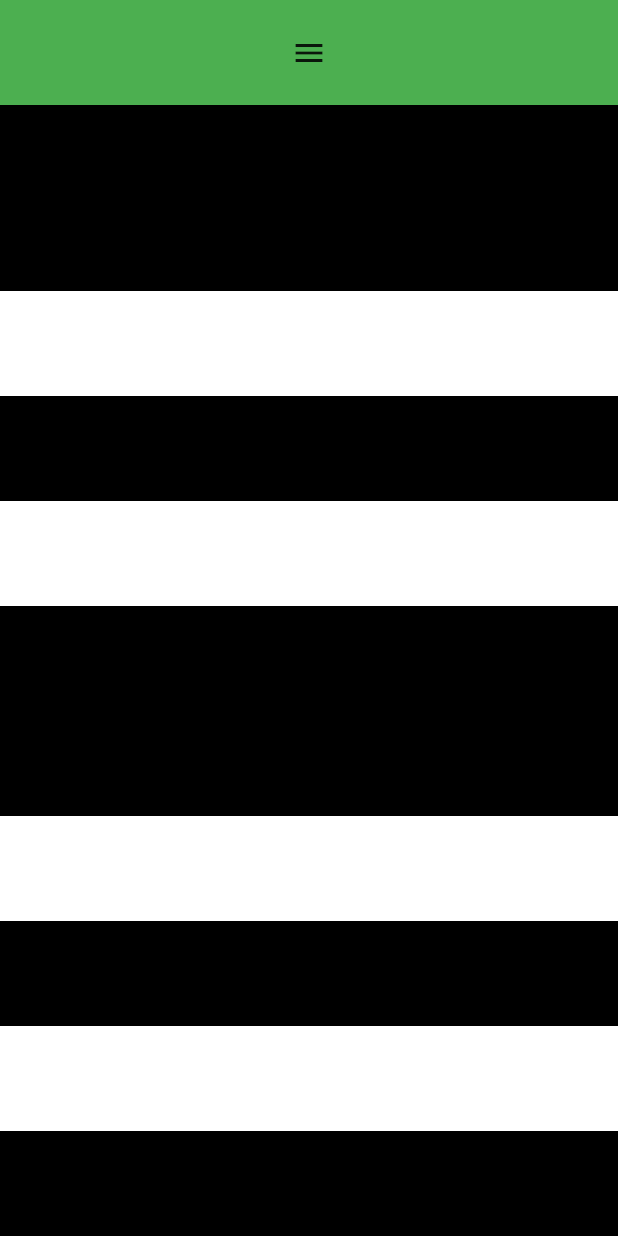
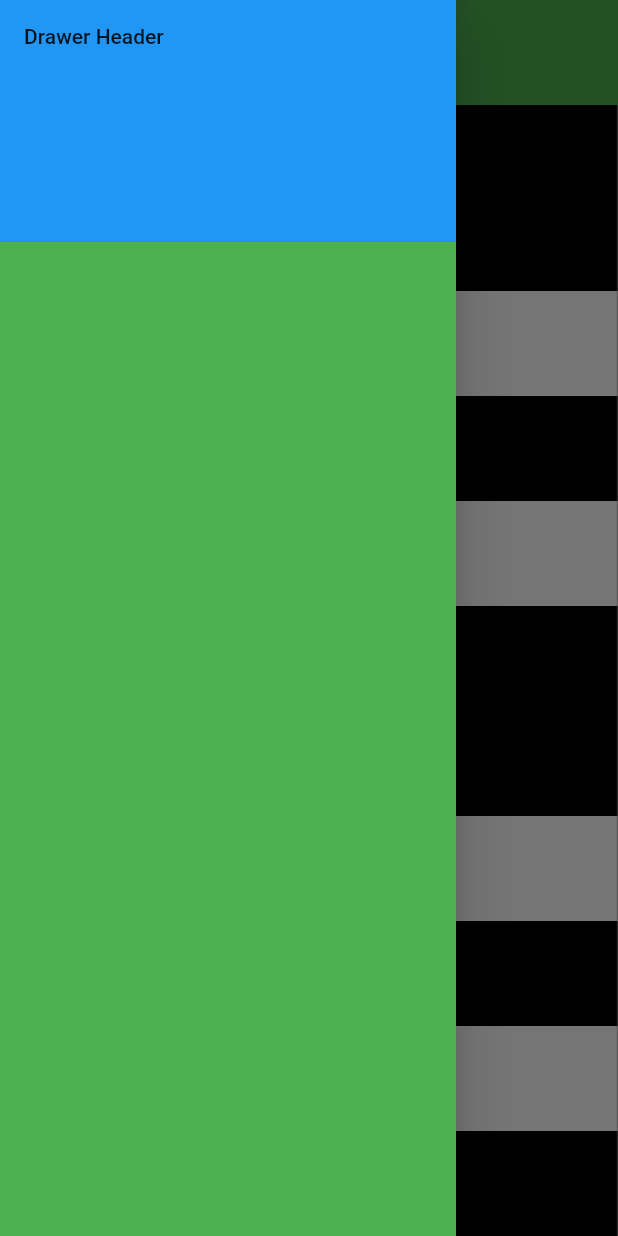
Before and after one commit to KOSIDOCS/flutter_all_layout, a Flutter app: the screen it shows after launch, scrolled down 576 dp, after a tap on the "menu" icon, on a phone screen of 412 x 824 dp. Run offline on Flutter 3.47's test engine with Material 2 defaults, Android fonts, the phone set to English and light mode, and no system bars; missing offline and left inert: window_size.

Commit message:
feat: animated job platfrom layout

```diff
--- a/lib/main.dart
+++ b/lib/main.dart
@@ -1,8 +1,19 @@
+import 'dart:io';
+
+import 'package:flutter/foundation.dart';
 import 'package:flutter/gestures.dart';
 import 'package:flutter/material.dart';
 import 'package:flutter_all_layout/presentation/main_job_platform.dart';
+import 'package:window_size/window_size.dart';
 
 void main() {
+  WidgetsFlutterBinding.ensureInitialized();
+
+  if (!kIsWeb && (Platform.isMacOS || Platform.isLinux || Platform.isWindows)) {
+    setWindowTitle('Job Platform App');
+    setWindowMinSize(const Size(587.0, 0.0));
+    setWindowMaxSize(Size.infinite);
+  }
   runApp(const MyApp());
 }
 
--- a/lib/presentation/main_job_platform.dart
+++ b/lib/presentation/main_job_platform.dart
@@ -56,15 +56,46 @@ class _MyWidgetState extends State<MainJobPlatform>
     bool isHideCol2 = MediaQuery.of(context).size.width < 1000;
     bool isHideSideBar = MediaQuery.of(context).size.width < 600;
 
+    if (isHideCol2) {
+      _controller.reverse();
+    } else {
+      _controller.forward();
+    }
+
+    if (isHideSideBar) {
+      _controller2.reverse();
+    } else {
+      _controller2.forward();
+    }
+
     return Scaffold(
+      drawer: isHideSideBar
+          ? Drawer(
+              backgroundColor: Colors.green,
+              child: ListView(
+                children: const [
+                  DrawerHeader(
+                    decoration: BoxDecoration(
+                      color: Colors.blue,
+                    ),
+                    child: Text('Drawer Header'),
+                  ),
+                ],
+              ),
+            )
+          : null,
       body: Flex(
         direction: Axis.horizontal,
         children: [
-          isHideSideBar
-              ? Container()
-              : Container(
+          AnimatedBuilder(
+              animation: _controller2,
+              builder: (context, child) {
+                return Container(
+                  // second
                   height: MediaQuery.of(context).size.height,
-                  width: 80.0,
+                  width: _animation2.value *
+                      MediaQuery.of(context).size.width *
+                      0.1,
                   constraints: const BoxConstraints(
                     maxWidth: 80,
                   ),
@@ -77,13 +108,15 @@ class _MyWidgetState extends State<MainJobPlatform>
                       ),
                     ),
                   ),
-                ),
-          isHideCol2
-              ? Container()
-              : Flexible(
-                  flex: 2,
-                  child: Container(
+                );
+              }),
+          AnimatedBuilder(
+            animation: _controller,
+            builder: (context, child) {
+              return Container(
                 height: MediaQuery.of(context).size.height,
+                width:
+                    _animation.value * MediaQuery.of(context).size.width * 0.3,
                 decoration: BoxDecoration(
                   color: Colors.red,
                   border: Border(
@@ -93,7 +126,8 @@ class _MyWidgetState extends State<MainJobPlatform>
                     ),
                   ),
                 ),
-                  ),
+              );
+            },
           ),
           Flexible(
             // fifth
@@ -226,23 +260,38 @@ class _MyWidgetState extends State<MainJobPlatform>
                           child: IconButton(
                             icon: const Icon(Icons.menu),
                             onPressed: () {
-                              //Scaffold.of(context).openDrawer();
+                              Scaffold.of(context).openDrawer();
                             },
                           ),
                         );
                       }),
                     ),
                   ),
-                  isHideCol2
-                      ? Container()
-                      : Positioned(
+                  AnimatedBuilder(
+                    // with animation
+                    animation: _controller,
+                    builder: (context, child) {
+                      return Positioned(
                         top: 70.0,
                         bottom: 0.0,
                         right: 0.0,
                         child: Container(
+                          height: MediaQuery.of(context).size.height,
+                          width: _animation.value *
+                              MediaQuery.of(context).size.width *
+                              0.2,
+                          decoration: BoxDecoration(
                             color: Colors.purple,
-                            width: 230.0,
+                            border: Border(
+                              right: BorderSide(
+                                color: Colors.grey.withOpacity(0.6),
+                                width: 0.8,
                               ),
+                            ),
+                          ),
+                        ),
+                      );
+                    },
                   ),
                 ],
               ),
--- a/pubspec.yaml
+++ b/pubspec.yaml
@@ -34,6 +34,10 @@ dependencies:
   # The following adds the Cupertino Icons font to your application.
   # Use with the CupertinoIcons class for iOS style icons.
   cupertino_icons: ^1.0.2
+  window_size:
+    git:
+      url: https://github.com/google/flutter-desktop-embedding.git
+      path: plugins/window_size
 
 dev_dependencies:
   flutter_test:
```
Also changed, not shown: pubspec.lock, 14 other files. Lines whose indentation alone changed are shown as unchanged.
